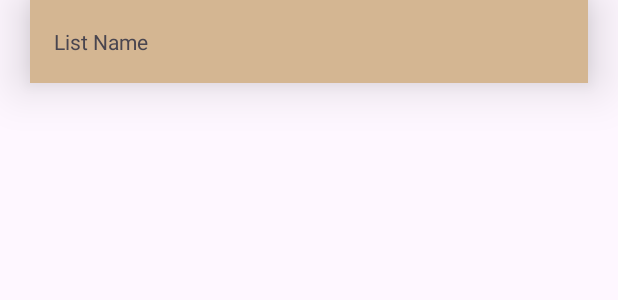
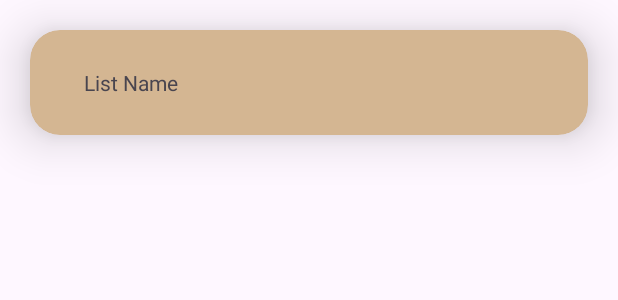
Before and after one commit to DavldMA/Shopping-List, an Android app: the layout card_list_layout.xml on its own in the app's theme, with its tools: preview values and no code run, on a phone screen of 412 x 824 dp. Shown: the top 300 px of the screen. Run offline under Robolectric (Android 15) with nearby library versions, the phone set to English and light mode, and no system bars; network calls fail.

Commit message:
;_;_;_;_;_;_;_;_;_;_;_;_;_;_;_;_;_;_;_;_;_;_;_;_;_;_;_;_;_;_;_;_;_;_;_;_;_;_;_;_;_;_;_;_;_;_;_;_;
it works ;_;

```diff
--- a/app/src/main/java/com/example/shopping_list_application/LoginActivity.java
+++ b/app/src/main/java/com/example/shopping_list_application/LoginActivity.java
@@ -11,6 +11,8 @@ import android.widget.Toast;
 
 import androidx.appcompat.app.AppCompatActivity;
 
+import com.google.android.material.floatingactionbutton.FloatingActionButton;
+
 import org.json.JSONException;
 import org.json.JSONObject;
 
@@ -20,7 +22,7 @@ public class LoginActivity extends AppCompatActivity {
     protected void onCreate(Bundle savedInstanceState) {
         super.onCreate(savedInstanceState);
         setContentView(R.layout.activity_login);
-        Button goBackButton = findViewById(R.id.btnGoBack);
+        FloatingActionButton goBackButton = findViewById(R.id.btnGoBack);
         Button btnLogin = findViewById(R.id.btnLogin);
         EditText etEmail = findViewById(R.id.etEmail);
         EditText etPassword = findViewById(R.id.etPassword);
--- a/app/src/main/res/layout/activity_main.xml
+++ b/app/src/main/res/layout/activity_main.xml
@@ -8,6 +8,7 @@
 
     <androidx.fragment.app.FragmentContainerView
         android:id="@+id/fragmentContainerView"
+        android:name="com.example.shopping_list_application.ListsFragment"
         android:layout_width="match_parent"
         android:layout_height="wrap_content"
         app:layout_constraintBottom_toTopOf="@+id/bottom_navigation_view"
--- a/app/src/main/res/layout/card_list_layout.xml
+++ b/app/src/main/res/layout/card_list_layout.xml
@@ -1,21 +1,22 @@
 <?xml version="1.0" encoding="utf-8"?>
-<androidx.constraintlayout.widget.ConstraintLayout xmlns:android="http://schemas.android.com/apk/res/android"
+<androidx.cardview.widget.CardView
     xmlns:app="http://schemas.android.com/apk/res-auto"
-    xmlns:tools="http://schemas.android.com/tools"
     android:layout_width="match_parent"
-    android:layout_height="match_parent"
-    android:backgroundTint="@color/secundary">
+    android:layout_height="70dp"
+    app:cardCornerRadius="20dp"
+    app:cardElevation="20dp"
+    android:backgroundTint="@color/secundary"
+    android:layout_margin="20dp"
+    xmlns:android="http://schemas.android.com/apk/res/android">
+
 
     <androidx.constraintlayout.widget.ConstraintLayout
         android:layout_width="match_parent"
-        android:layout_height="55dp"
+        android:layout_height="match_parent"
         android:layout_margin="20dp"
-        android:background="@color/secundary"
-        android:elevation="20dp"
         app:layout_constraintEnd_toEndOf="parent"
         app:layout_constraintHorizontal_bias="0.4"
-        app:layout_constraintStart_toStartOf="parent"
-        tools:layout_editor_absoluteY="16dp">
+        app:layout_constraintStart_toStartOf="parent">
 
         <TextView
             android:id="@+id/listName"
@@ -31,4 +32,4 @@
 
     </androidx.constraintlayout.widget.ConstraintLayout>
 
-</androidx.constraintlayout.widget.ConstraintLayout>
+</androidx.cardview.widget.CardView>
--- a/app/src/main/res/layout/fragment_lists.xml
+++ b/app/src/main/res/layout/fragment_lists.xml
@@ -7,6 +7,7 @@
 
     <androidx.recyclerview.widget.RecyclerView
         android:id="@+id/rvLists"
+        android:background="@color/white"
         android:layout_width="match_parent"
         android:layout_height="match_parent"
         app:layout_constraintBottom_toBottomOf="parent"
```
Also changed, not shown: app/src/main/java/com/example/shopping_list_application/APIRequests.java (+2 -8 lines), app/src/main/java/com/example/shopping_list_application/ListAdapter.java (+17 -17 lines), app/src/main/java/com/example/shopping_list_application/ListsFragment.java (+48 -4 lines).
